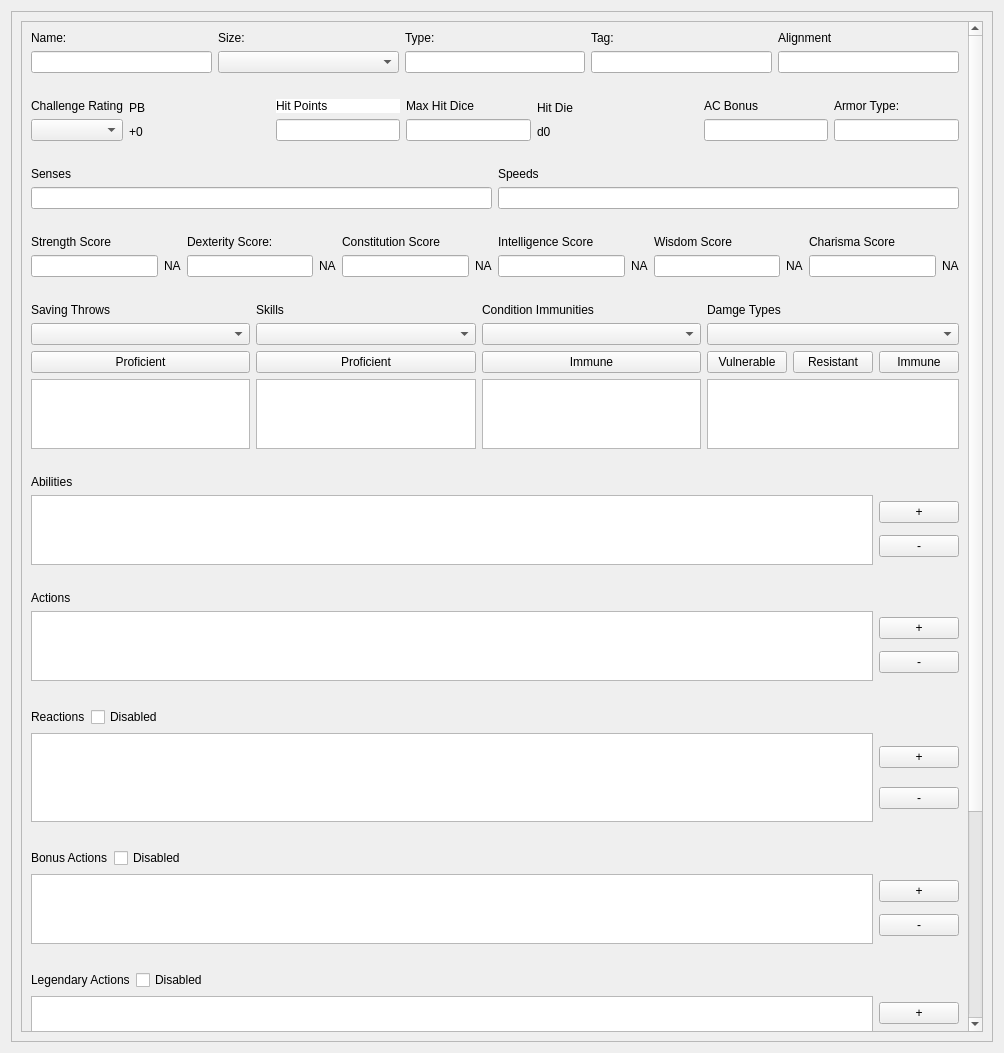
Qt form qtdesignfiles/monsterdesigner.ui (ryanmalley101/5eAutomation) before a commit.
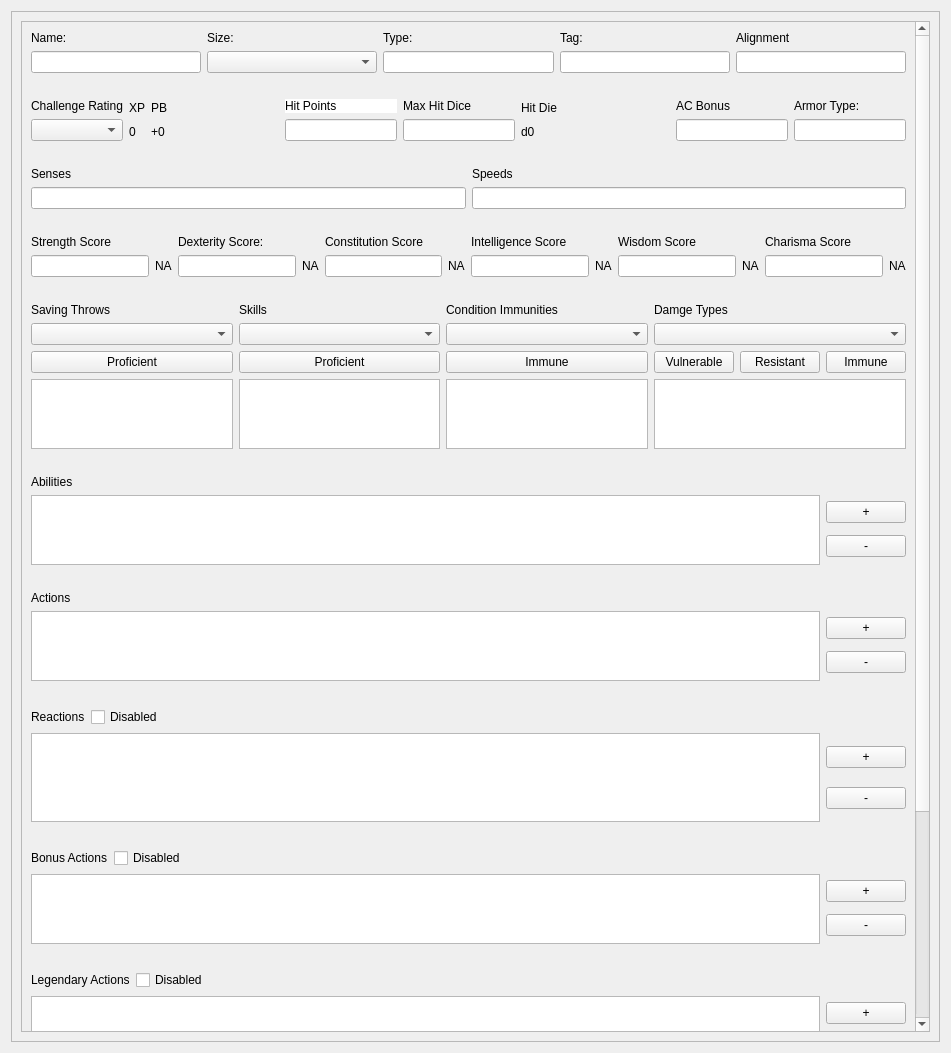
The same form after that commit.

Patch:
```diff
--- a/qtdesignfiles/monsterdesigner.ui
+++ b/qtdesignfiles/monsterdesigner.ui
@@ -6,7 +6,7 @@
    <rect>
     <x>0</x>
     <y>0</y>
-    <width>1004</width>
+    <width>951</width>
     <height>1053</height>
    </rect>
   </property>
@@ -39,7 +39,7 @@
           <rect>
            <x>0</x>
            <y>0</y>
-           <width>952</width>
+           <width>899</width>
            <height>1636</height>
           </rect>
          </property>
@@ -178,6 +178,24 @@
                 </item>
                </layout>
               </item>
+              <item>
+               <layout class="QVBoxLayout" name="verticalLayout_33">
+                <item>
+                 <widget class="QLabel" name="xp_labell">
+                  <property name="text">
+                   <string>XP</string>
+                  </property>
+                 </widget>
+                </item>
+                <item>
+                 <widget class="QLabel" name="xp_calculation_label">
+                  <property name="text">
+                   <string>0</string>
+                  </property>
+                 </widget>
+                </item>
+               </layout>
+              </item>
               <item>
                <layout class="QVBoxLayout" name="verticalLayout_23">
                 <item>
```
Left out of the diff: 148 changed lines with no effect on the pictures.
